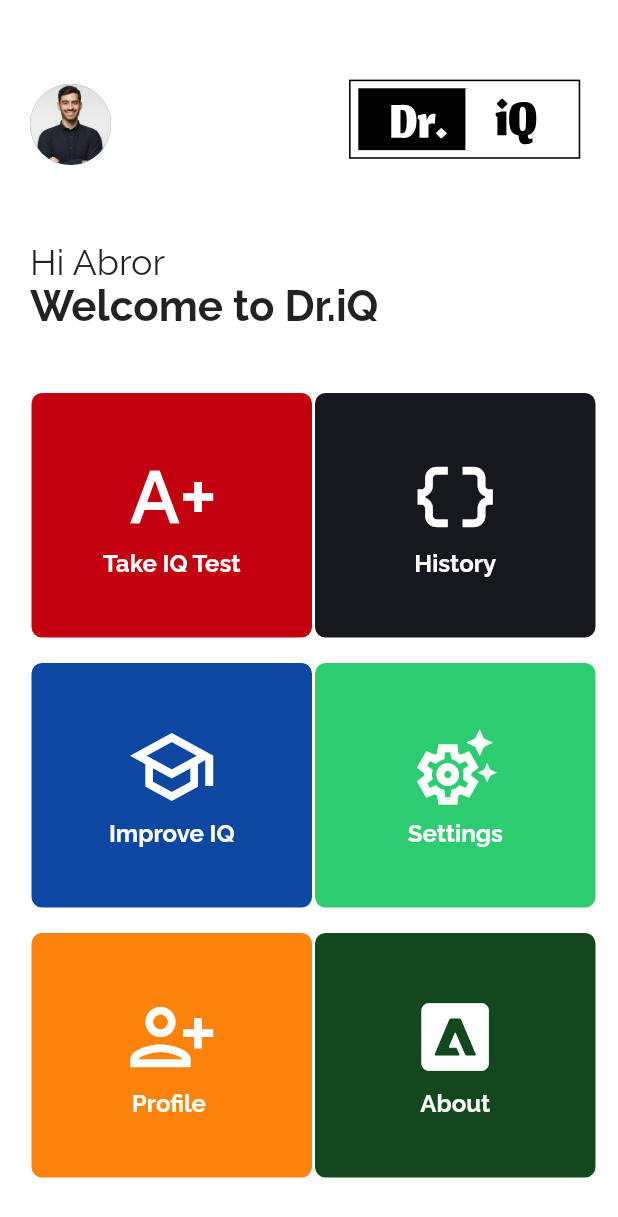
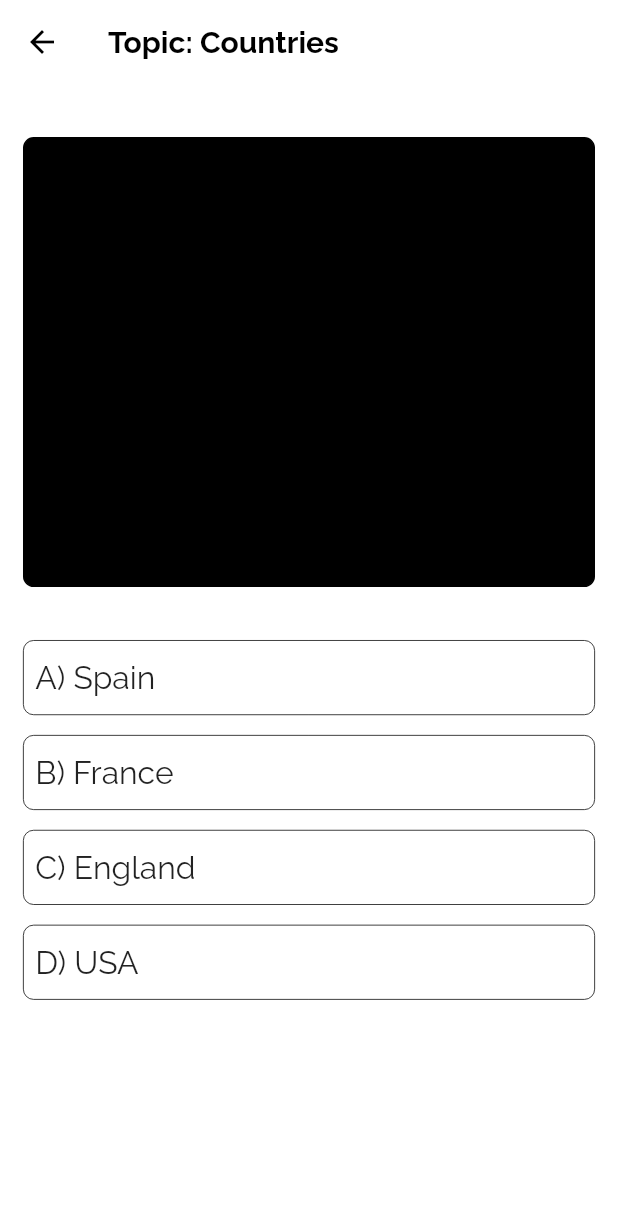
Before and after one commit to TheAbror/iq_app, a Flutter app: the HomePage screen opened by its route, after a tap on "Take IQ Test", on a phone screen of 412 x 824 dp. Shown: the top 1217 px of the screen. Run offline on Flutter 3.47's test engine with Material 2 defaults, Android fonts, the light colour scheme and no system bars; our stand-ins replace flutter_bloc, flutter_neumorphic, flutter_screenutil, flutter_svg, shared_preferences; accounts and stored records are empty.

Commit message:
added take_iq_test_page

```diff
--- a/lib/core/roots/app_routes.dart
+++ b/lib/core/roots/app_routes.dart
@@ -2,4 +2,5 @@
   static const homePage = '/homePage';
   static const splashPage = '/splashPage';
   static const signin = '/signin';
+  static const takeiqtest = '/takeiqtest';
 }
--- a/lib/core/roots/main_route_generator.dart
+++ b/lib/core/roots/main_route_generator.dart
@@ -2,6 +2,7 @@
 import 'package:iq_app/core/roots/app_routes.dart';
 import 'package:iq_app/core/roots/custom_cupertino_route.dart';
 import 'package:iq_app/ui/home_page/home_page.dart';
+import 'package:iq_app/ui/home_page/tabs/take_iq_test_page.dart';
 import 'package:iq_app/ui/sign_in_page/sign_in_page.dart';
 import 'package:iq_app/ui/splash_page/splash_page.dart';
 
@@ -20,6 +21,10 @@
         return CustomCupertinoStyleNavigationRoute(
           builder: (_) => const SignInPage(),
         );
+      case AppRoutes.takeiqtest:
+        return CustomCupertinoStyleNavigationRoute(
+          builder: (_) => const TakeIQTest(),
+        );
 
       default:
         return CustomCupertinoStyleNavigationRoute(
--- a/lib/ui/home_page/home_page.dart
+++ b/lib/ui/home_page/home_page.dart
@@ -82,7 +82,7 @@
                   text: 'Take IQ Test',
                   color: const Color(0xffc30010),
                   onTap: () {
-                    Navigator.pushNamed(context, AppRoutes.homePage);
+                    Navigator.pushNamed(context, AppRoutes.takeiqtest);
                   },
                 ),
                 HomePageItem(
--- /dev/null
+++ b/lib/ui/home_page/tabs/take_iq_test_page.dart
@@ -0,0 +1,108 @@
+import 'package:flutter/material.dart';
+import 'package:flutter_screenutil/flutter_screenutil.dart';
+
+class TakeIQTest extends StatefulWidget {
+  const TakeIQTest({super.key});
+
+  @override
+  State<TakeIQTest> createState() => _TakeIQTestState();
+}
+
+class _TakeIQTestState extends State<TakeIQTest> {
+  @override
+  Widget build(BuildContext context) {
+    return Scaffold(
+      backgroundColor: Colors.white,
+      appBar: AppBar(
+        backgroundColor: Colors.white,
+        elevation: 0,
+        leading: const BackButton(
+          color: Colors.black, // <-- SEE HERE
+        ),
+        title: const Text(
+          'Topic: Countries',
+          style: TextStyle(
+            color: Colors.black,
+            fontWeight: FontWeight.bold,
+          ),
+        ),
+      ),
+      body: SafeArea(
+        child: Column(
+          children: [
+            SizedBox(height: 40.h),
+            Container(
+              height: 300,
+              width: double.infinity,
+              margin: EdgeInsets.only(left: 16.w, right: 16.w),
+              padding: EdgeInsets.all(8.w),
+              decoration: BoxDecoration(
+                color: Colors.black,
+                borderRadius: BorderRadius.circular(8.r),
+                border: Border.all(),
+              ),
+            ),
+            SizedBox(height: 40.h),
+            const AnwerItem(
+              letter: 'A) ',
+              text: 'Spain',
+            ),
+            const AnwerItem(
+              letter: 'B) ',
+              text: 'France',
+            ),
+            const AnwerItem(
+              letter: 'C) ',
+              text: 'England',
+            ),
+            const AnwerItem(
+              letter: 'D) ',
+              text: 'USA',
+            ),
+          ],
+        ),
+      ),
+    );
+  }
+}
+
+class AnwerItem extends StatelessWidget {
+  final String letter;
+  final String text;
+
+  const AnwerItem({
+    Key? key,
+    required this.letter,
+    required this.text,
+  }) : super(key: key);
+
+  @override
+  Widget build(BuildContext context) {
+    return Container(
+      height: 50,
+      width: double.infinity,
+      margin: EdgeInsets.only(left: 16.w, right: 16.w, bottom: 15.h),
+      padding: EdgeInsets.all(8.w),
+      decoration: BoxDecoration(
+        color: Colors.white,
+        borderRadius: BorderRadius.circular(8.r),
+        border: Border.all(
+          color: Colors.black,
+          width: 0.5,
+        ),
+      ),
+      child: Row(
+        children: [
+          Text(
+            letter,
+            style: TextStyle(fontSize: 24.sp),
+          ),
+          Text(
+            text,
+            style: TextStyle(fontSize: 24.sp),
+          ),
+        ],
+      ),
+    );
+  }
+}
--- a/lib/ui/sign_in_page/sign_in_page.dart
+++ b/lib/ui/sign_in_page/sign_in_page.dart
@@ -96,7 +96,6 @@
                 child: Container(
                   height: 45,
                   width: double.infinity,
-                  margin: EdgeInsets.only(left: 16.w),
                   padding: EdgeInsets.all(8.w),
                   decoration: BoxDecoration(
                     color: Colors.black,
@@ -105,12 +104,13 @@
                       width: 0.5.w,
                     ),
                   ),
-                  child: const Center(
+                  child: Center(
                     child: Text(
                       'Save',
                       style: TextStyle(
                         color: Colors.white,
                         fontWeight: FontWeight.bold,
+                        fontSize: 20.sp,
                       ),
                     ),
                   ),
```
